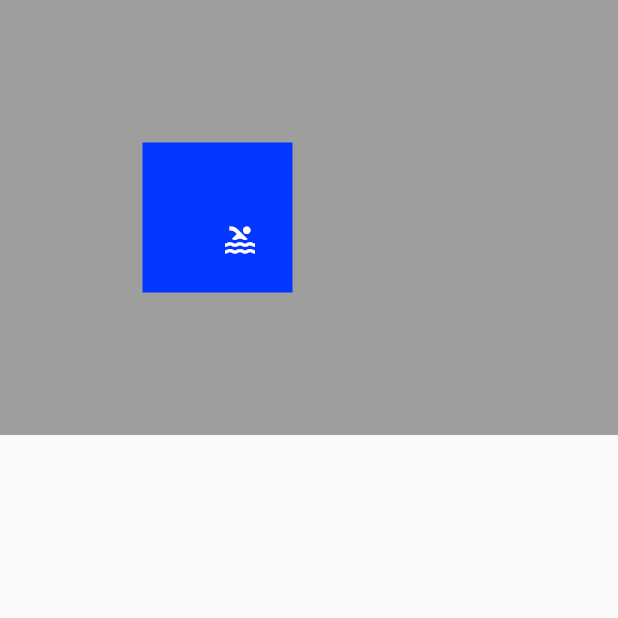
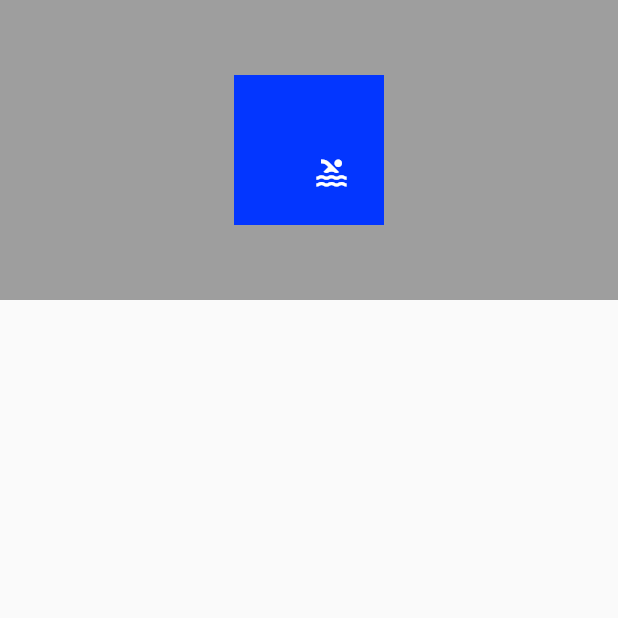
Before and after one commit to LeeWongSnail/FlutterLearning, a Flutter app: the screen it shows after launch, on a phone screen of 412 x 824 dp, the top half of it. Run offline on Flutter 3.47's test engine with Material 2 defaults, Android fonts, the phone set to English and light mode, and no system bars.

Commit message:
[comments]：Container添加BoxDecoration修饰 [jira_id]：none [version]：

```diff
--- a/lib/widget_learning/container_demo.dart
+++ b/lib/widget_learning/container_demo.dart
@@ -8,14 +8,22 @@ class ContainerDemo extends StatelessWidget {
     return Container(
       color: Colors.grey,
       child: Row(
+        // 设置主轴对齐位置
+        mainAxisAlignment: MainAxisAlignment.center,
         children: [
           Container(
             child: Icon(Icons.pool, size: 24, color: Colors.white,),
-            color: Color.fromRGBO(3, 54, 255, 1),
+            // color: Color.fromRGBO(3, 54, 255, 1),
+            // 设置内边距
             padding: EdgeInsets.only(left: 30, top: 30),
-            margin: EdgeInsets.all(95.0),
+            // 设置外边距
+            margin: EdgeInsets.all(50.0),
             width: 100.0,
             height: 100.0,
+            // 可以给container设置boxdecoration
+            decoration: BoxDecoration(
+              color:  Color.fromRGBO(3, 54, 255, 1)
+            ),
           )
         ],
       ),
```
